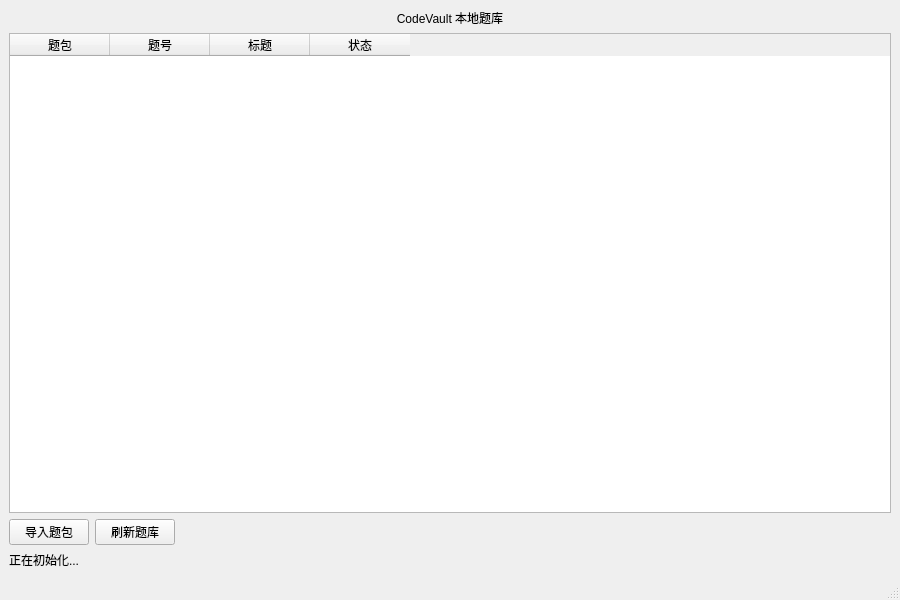
Before: the Qt Designer form ui/mainwindow.ui in HYXscut/CodeVault, drawn with Qt 5.
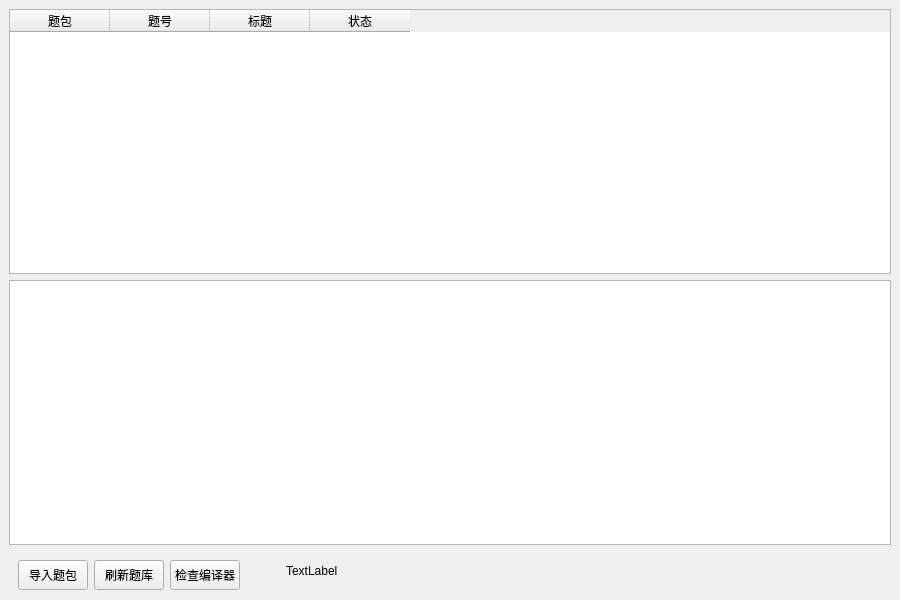
After: the same form once the commit is applied.

Commit message: feat: connect problem import and compiler checking UI

```diff
--- a/ui/mainwindow.ui
+++ b/ui/mainwindow.ui
@@ -7,37 +7,167 @@
   </property>
   <property name="windowTitle"><string>CodeVault - 本地题库</string></property>
   <widget class="QWidget" name="centralwidget">
+   <property name="sizePolicy">
+    <sizepolicy hsizetype="Fixed" vsizetype="Fixed">
+     <horstretch>0</horstretch>
+     <verstretch>0</verstretch>
+    </sizepolicy>
+   </property>
    <layout class="QVBoxLayout" name="verticalLayout">
-    <item>
-     <widget class="QLabel" name="titleLabel">
-      <property name="text"><string>CodeVault 本地题库</string></property>
-      <property name="alignment"><set>Qt::AlignCenter</set></property>
-     </widget>
-    </item>
     <item>
      <widget class="QTableWidget" name="problemTable">
-      <property name="columnCount"><number>4</number></property>
-      <property name="rowCount"><number>0</number></property>
-      <column><property name="text"><string>题包</string></property></column>
-      <column><property name="text"><string>题号</string></property></column>
-      <column><property name="text"><string>标题</string></property></column>
-      <column><property name="text"><string>状态</string></property></column>
+      <property name="enabled">
+       <bool>true</bool>
+      </property>
+      <property name="sizePolicy">
+       <sizepolicy hsizetype="Expanding" vsizetype="Expanding">
+        <horstretch>0</horstretch>
+        <verstretch>0</verstretch>
+       </sizepolicy>
+      </property>
+      <property name="rowCount">
+       <number>0</number>
+      </property>
+      <property name="columnCount">
+       <number>4</number>
+      </property>
+      <column>
+       <property name="text">
+        <string>题包</string>
+       </property>
+      </column>
+      <column>
+       <property name="text">
+        <string>题号</string>
+       </property>
+      </column>
+      <column>
+       <property name="text">
+        <string>标题</string>
+       </property>
+      </column>
+      <column>
+       <property name="text">
+        <string>状态</string>
+       </property>
+      </column>
      </widget>
     </item>
     <item>
-     <layout class="QHBoxLayout" name="buttonLayout">
-      <item><widget class="QPushButton" name="importButton"><property name="text"><string>导入题包</string></property></widget></item>
-      <item><widget class="QPushButton" name="refreshButton"><property name="text"><string>刷新题库</string></property></widget></item>
-      <item><spacer name="horizontalSpacer"><property name="orientation"><enum>Qt::Horizontal</enum></property><property name="sizeHint" stdset="0"><size><width>40</width><height>20</height></size></property></spacer></item>
-     </layout>
+     <widget class="QTextEdit" name="statementText"/>
     </item>
     <item>
-     <widget class="QLabel" name="statusLabel"><property name="text"><string>正在初始化...</string></property></widget>
+     <widget class="QWidget" name="widget" native="true">
+      <property name="minimumSize">
+       <size>
+        <width>0</width>
+        <height>40</height>
+       </size>
+      </property>
+      <property name="maximumSize">
+       <size>
+        <width>16777215</width>
+        <height>40</height>
+       </size>
+      </property>
+      <layout class="QHBoxLayout" name="horizontalLayout">
+       <item>
+        <widget class="QPushButton" name="importButton">
+         <property name="sizePolicy">
+          <sizepolicy hsizetype="Minimum" vsizetype="Fixed">
+           <horstretch>0</horstretch>
+           <verstretch>0</verstretch>
+          </sizepolicy>
+         </property>
+         <property name="minimumSize">
+          <size>
+           <width>70</width>
+           <height>30</height>
+          </size>
+         </property>
+         <property name="maximumSize">
+          <size>
+           <width>70</width>
+           <height>30</height>
+          </size>
+         </property>
+         <property name="text">
+          <string>导入题包</string>
+         </property>
+        </widget>
+       </item>
+       <item>
+        <widget class="QPushButton" name="refreshButton">
+         <property name="minimumSize">
+          <size>
+           <width>70</width>
+           <height>30</height>
+          </size>
+         </property>
+         <property name="maximumSize">
+          <size>
+           <width>70</width>
+           <height>30</height>
+          </size>
+         </property>
+         <property name="text">
+          <string>刷新题库</string>
+         </property>
+        </widget>
+       </item>
+       <item>
+        <widget class="QPushButton" name="checkCompilerButton">
+         <property name="minimumSize">
+          <size>
+           <width>70</width>
+           <height>30</height>
+          </size>
+         </property>
+         <property name="maximumSize">
+          <size>
+           <width>70</width>
+           <height>30</height>
+          </size>
+         </property>
+         <property name="text">
+          <string>检查编译器</string>
+         </property>
+        </widget>
+       </item>
+       <item>
+        <spacer name="horizontalSpacer">
+         <property name="orientation">
+          <enum>Qt::Orientation::Horizontal</enum>
+         </property>
+         <property name="sizeType">
+          <enum>QSizePolicy::Policy::Preferred</enum>
+         </property>
+         <property name="sizeHint" stdset="0">
+          <size>
+           <width>40</width>
+           <height>20</height>
+          </size>
+         </property>
+        </spacer>
+       </item>
+       <item>
+        <widget class="QLabel" name="statusLabel">
+         <property name="sizePolicy">
+          <sizepolicy hsizetype="Expanding" vsizetype="Preferred">
+           <horstretch>0</horstretch>
+           <verstretch>0</verstretch>
+          </sizepolicy>
+         </property>
+         <property name="text">
+          <string>TextLabel</string>
+         </property>
+        </widget>
+       </item>
+      </layout>
+     </widget>
     </item>
    </layout>
   </widget>
-  <widget class="QMenuBar" name="menubar"><property name="geometry"><rect><x>0</x><y>0</y><width>900</width><height>22</height></rect></property></widget>
-  <widget class="QStatusBar" name="statusbar"/>
  </widget>
  <resources/>
  <connections/>
```
Left out of the diff: 11 changed lines with no effect on the pictures. The commit also changes 3 other files.
